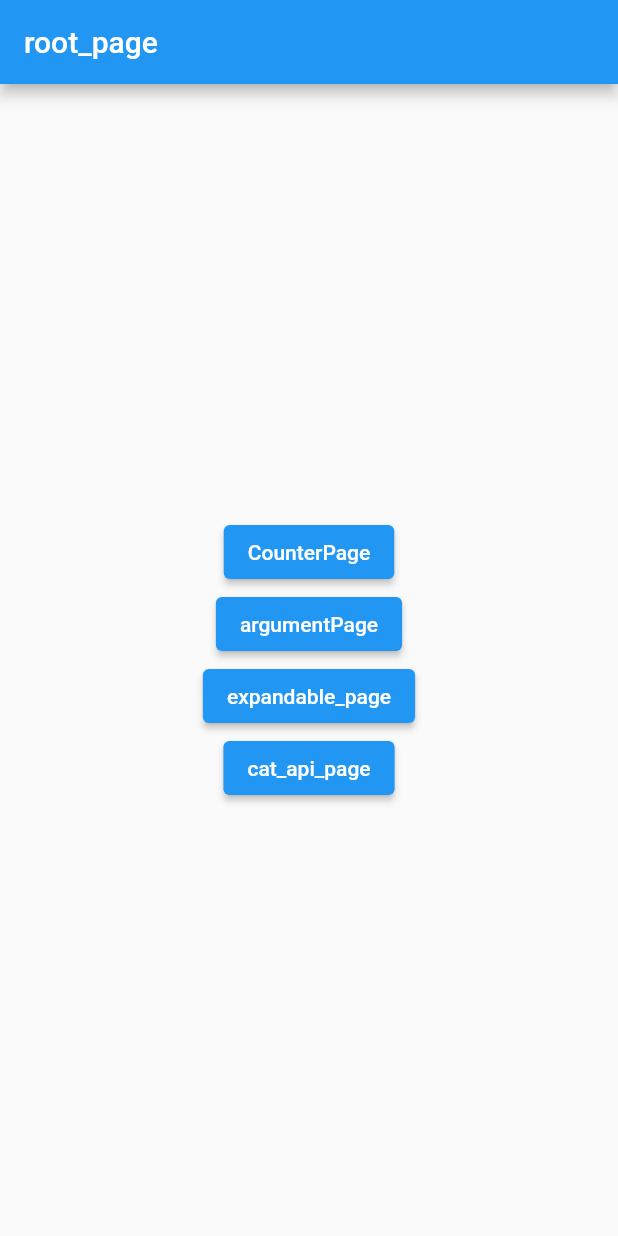
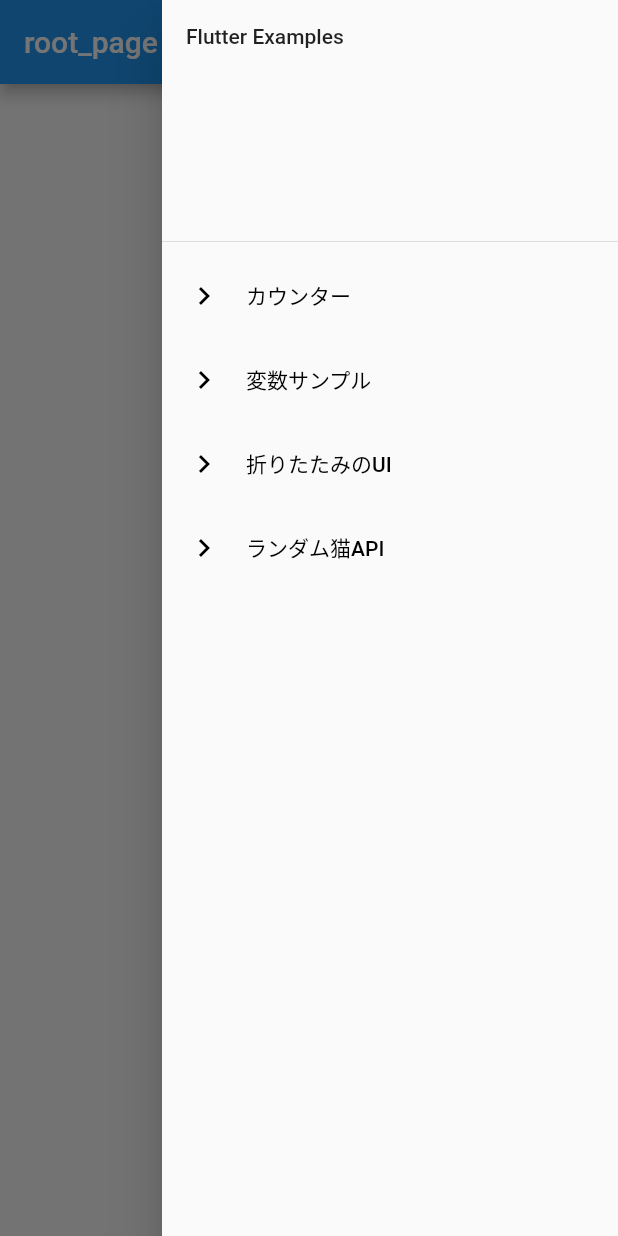
Before and after one commit to sugawarakensuke/package_samples, a Flutter app: the screen it shows after launch, with the side drawer open (before the commit the screen has no drawer), on a phone screen of 412 x 824 dp. Run offline on Flutter 3.47's test engine with Material 2 defaults, Android fonts, the phone set to English and light mode, and no system bars; our stand-ins replace expandable, freezed_annotation, hooks_riverpod, riverpod, state_notifier.

Commit message:
fix: root_page_ui

```diff
--- a/lib/pages/root_page/root_page.dart
+++ b/lib/pages/root_page/root_page.dart
@@ -1,8 +1,5 @@
 import 'package:flutter/material.dart';
-import 'package:package_samples/pages/argument_page/argument_page.dart';
-import 'package:package_samples/pages/cat_api_page/cat_api_page.dart';
-import 'package:package_samples/pages/counter_page/counter_page.dart';
-import 'package:package_samples/pages/expandable_page/expandable_page.dart';
+import 'package:package_samples/pages/root_page/widgets/root_end_drawer.dart';
 
 class RootPage extends StatelessWidget {
   const RootPage({Key? key}) : super(key: key);
@@ -11,37 +8,7 @@
   Widget build(BuildContext context) {
     return Scaffold(
       appBar: AppBar(title: const Text('root_page')),
-      body: Center(
-        child: Column(
-          mainAxisAlignment: MainAxisAlignment.center,
-          children: [
-            ElevatedButton(
-              onPressed: () {
-                Navigator.push<Route<dynamic>>(context, CounterPage.route());
-              },
-              child: const Text('CounterPage'),
-            ),
-            ElevatedButton(
-              onPressed: () {
-                Navigator.push<Route<dynamic>>(context, ArgumentPage.route());
-              },
-              child: const Text('argumentPage'),
-            ),
-            ElevatedButton(
-              onPressed: () {
-                Navigator.push<Route<dynamic>>(context, ExpandablePage.route());
-              },
-              child: const Text('expandable_page'),
-            ),
-            ElevatedButton(
-              onPressed: () {
-                Navigator.push<Route<dynamic>>(context, CatApiPage.route());
-              },
-              child: const Text('cat_api_page'),
-            ),
-          ],
-        ),
-      ),
+      endDrawer: RootEndDrawer(),
     );
   }
 }
--- /dev/null
+++ b/lib/pages/root_page/widgets/root_end_drawer.dart
@@ -0,0 +1,46 @@
+import 'package:flutter/material.dart';
+import 'package:package_samples/pages/argument_page/argument_page.dart';
+import 'package:package_samples/pages/cat_api_page/cat_api_page.dart';
+import 'package:package_samples/pages/counter_page/counter_page.dart';
+import 'package:package_samples/pages/expandable_page/expandable_page.dart';
+
+class RootEndDrawer extends StatelessWidget {
+  const RootEndDrawer({Key? key}) : super(key: key);
+
+  @override
+  Widget build(BuildContext context) {
+    return Drawer(
+      child: ListView(
+        padding: EdgeInsets.zero,
+        children: [
+          _buildDrawerHeader(),
+          _buildListTile(title: 'カウンター', route: CounterPage.route()),
+          _buildListTile(title: '変数サンプル', route: ArgumentPage.route()),
+          _buildListTile(title: '折りたたみのUI', route: ExpandablePage.route()),
+          _buildListTile(title: 'ランダム猫API', route: CatApiPage.route()),
+        ],
+      ),
+    );
+  }
+
+  Widget _buildDrawerHeader() {
+    return DrawerHeader(child: Text('Flutter Examples'));
+  }
+
+  Widget _buildListTile({
+    required Route<dynamic> route,
+    required String title,
+  }) {
+    return Builder(builder: (context) {
+      return ListTile(
+        onTap: () => Navigator.push(context, route),
+        title: Text(title),
+        leading: Icon(Icons.chevron_right, size: 24),
+        iconColor: Colors.black,
+        textColor: Colors.black,
+        minLeadingWidth: 0,
+        horizontalTitleGap: 16,
+      );
+    });
+  }
+}
```
